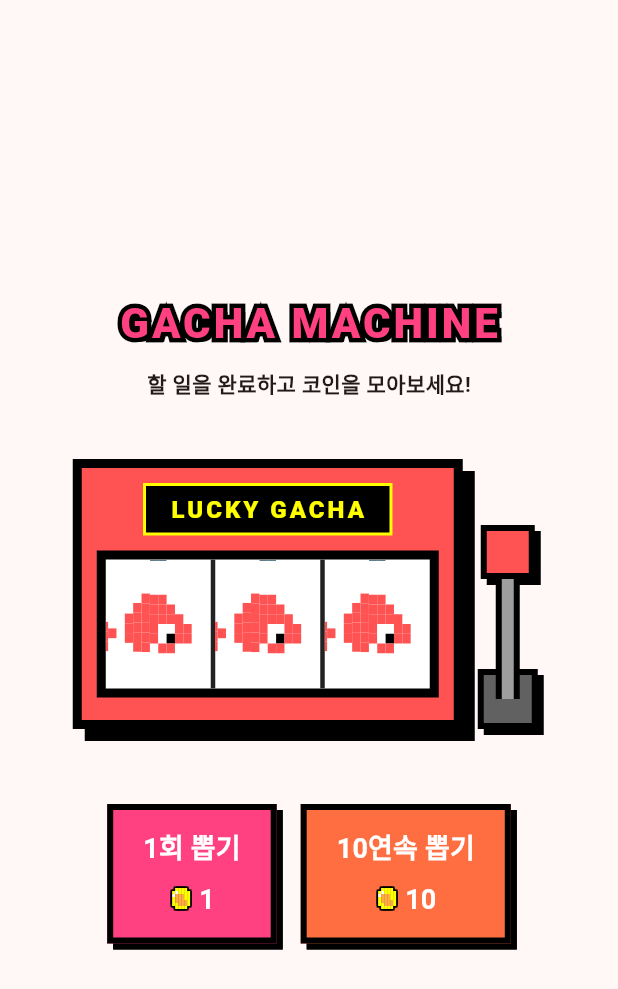
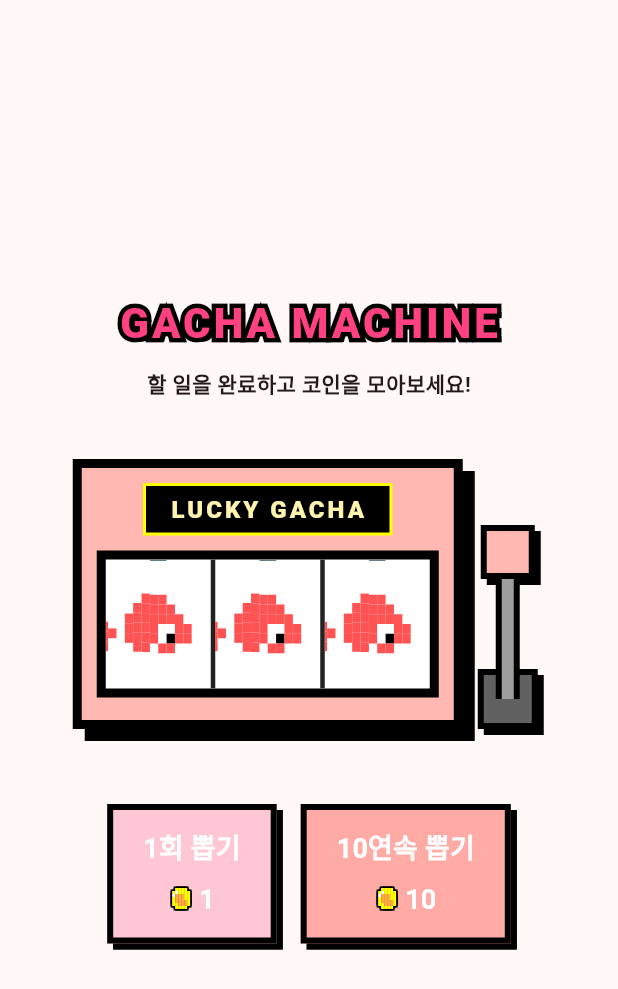
Before and after one commit to meisteryi/Gachagame_todo, a Flutter app: the SlotMachine widget shown alone on an empty page, opened directly with empty values, on a phone screen of 412 x 824 dp. Shown: the top 989 px of the screen. Run offline on Flutter 3.47's test engine with Material 3 defaults, Android fonts, the phone set to English and light mode, and no system bars; our stand-ins replace google_fonts, shared_preferences; accounts and stored records are empty.

Commit message:
뭔가 변경되었음

```diff
--- /dev/null
+++ b/devtools_options.yaml
@@ -0,0 +1,3 @@
+description: This file stores settings for Dart & Flutter DevTools.
+documentation: https://docs.flutter.dev/tools/devtools/extensions#configure-extension-enablement-states
+extensions:
--- a/lib/slot_machine.dart
+++ b/lib/slot_machine.dart
@@ -220,8 +220,8 @@
                     height: 180,
                     decoration: BoxDecoration(
                       color: widget.gachaType == 'seaweed'
-                          ? Colors.teal
-                          : Colors.redAccent, // 수초일 땐 청록색 기계
+                          ? const Color(0xFF85CAC5)
+                          : const Color(0xFFFFB7B2), // 부드러운 기계 색상
                       border: Border.all(
                         color: Colors.black,
                         width: 6,
@@ -249,7 +249,7 @@
                           child: const Text(
                             'LUCKY GACHA',
                             style: TextStyle(
-                              color: Colors.yellowAccent,
+                              color: Color(0xFFFFF3B0),
                               fontWeight: FontWeight.w900,
                               fontSize: 16,
                               letterSpacing: 2,
@@ -330,7 +330,7 @@
                                     width: 36,
                                     height: 36,
                                     decoration: BoxDecoration(
-                                      color: Colors.redAccent,
+                                      color: const Color(0xFFFFB7B2),
                                       border: Border.all(
                                         color: Colors.black,
                                         width: 4,
@@ -386,8 +386,8 @@
                       backgroundColor: _isSpinning
                           ? Colors.grey
                           : (widget.gachaType == 'seaweed'
-                                ? Colors.green
-                                : Colors.pinkAccent),
+                                ? const Color(0xFFA8D8B9)
+                                : const Color(0xFFFFC6D3)),
                       foregroundColor: Colors.white,
                       padding: const EdgeInsets.symmetric(
                         horizontal: 24,
@@ -434,8 +434,8 @@
                       backgroundColor: _isSpinning
                           ? Colors.grey
                           : (widget.gachaType == 'seaweed'
-                                ? Colors.teal
-                                : Colors.deepOrangeAccent),
+                                ? const Color(0xFF85CAC5)
+                                : const Color(0xFFFFAAA5)),
                       foregroundColor: Colors.white,
                       padding: const EdgeInsets.symmetric(
                         horizontal: 24,
```
